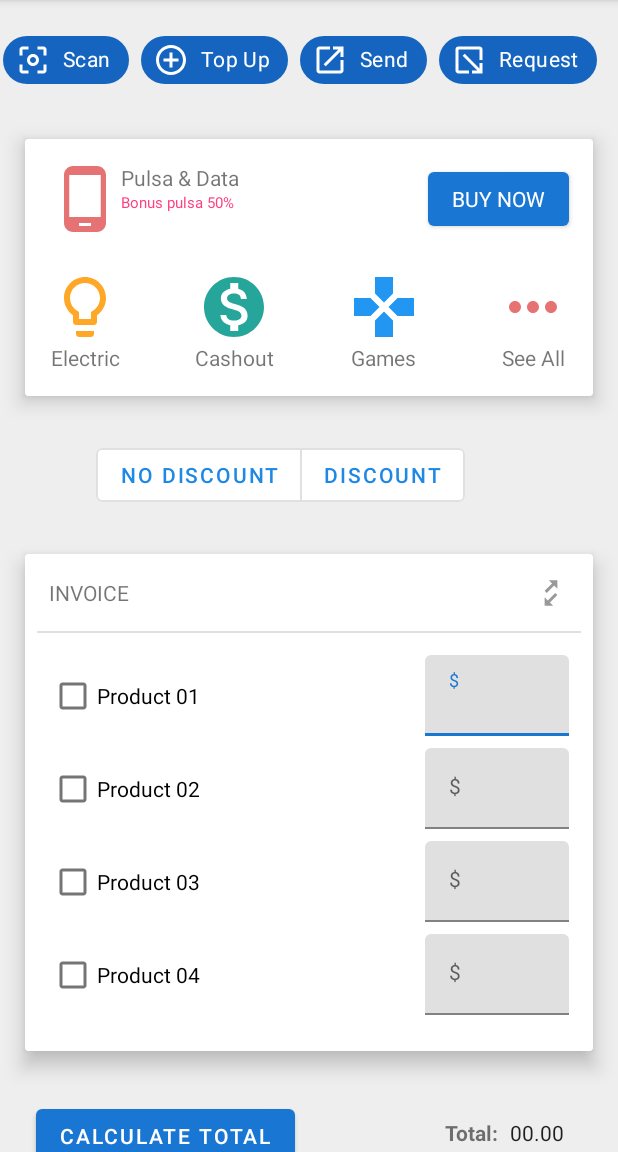
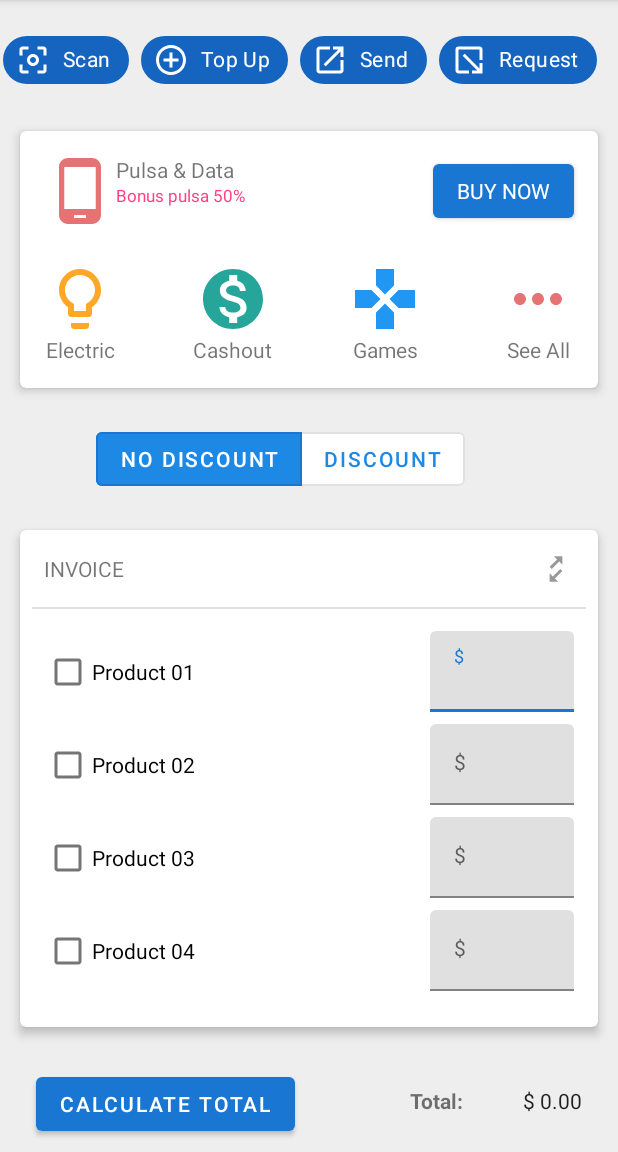
Before and after one commit to mamccorkle/UALR_MAD_F22_Assignment_5_Android_Layouts, an Android app: the screen it shows after launch (MainActivity), on a phone screen of 412 x 824 dp, the part 84-1236 px from its top. Run offline under Robolectric (Android 15) with nearby library versions, the phone set to English and light mode, and no system bars.

Commit message:
Commit - 202210172120
Updated README.md

(MainActivity.java) - Added listeners for all of the "clickable" items in the app for both inactive and those that are not. Also, added the calculateTotal function. Which, is used for both the toggle buttons and the calculate total button at the bottom of the activity

(strings.xml) - Added a couple of extra entries for inactive buttons and zero total warning.

```diff
--- a/app/src/main/res/layout/activity_main.xml
+++ b/app/src/main/res/layout/activity_main.xml
@@ -2,14 +2,10 @@
 <ScrollView
     xmlns:android="http://schemas.android.com/apk/res/android"
     xmlns:app="http://schemas.android.com/apk/res-auto"
-    xmlns:tools="http://schemas.android.com/tools"
     android:id="@+id/root_layout"
     android:layout_width="match_parent"
     android:layout_height="match_parent"
     android:background="@color/grey_200">
-
-    <!-- TODO 01. Define the layout for the MainActivity here. -->
-    <!-- NOTE: Remember that in order to include some GUI components you will have to use the Material library -->
 
     <androidx.constraintlayout.widget.ConstraintLayout
         android:layout_width="match_parent"
@@ -94,9 +90,9 @@
             android:layout_marginStart="@dimen/spacing_8_small"
             android:layout_marginTop="@dimen/spacing_8_medium"
             android:layout_marginEnd="8dp"
-            app:cardCornerRadius="@dimen/spacing_xsmall"
+            app:cardCornerRadius="@dimen/card_corner_radius"
 
-            app:cardElevation="@dimen/spacing_8_small"
+            app:cardElevation="@dimen/card_elevation"
 
             app:contentPadding="@dimen/spacing_8_small"
             app:layout_constraintEnd_toEndOf="parent"
@@ -146,7 +142,7 @@
                     android:layout_height="wrap_content"
                     android:text="@string/bonus_pulsa_50"
                     android:textColor="@color/colorAccent"
-                    android:textSize="10sp"
+                    android:textSize="11sp"
                     app:layout_constraintStart_toEndOf="@+id/ivPulseData"
                     app:layout_constraintTop_toBottomOf="@+id/tvPulseData" />
 
@@ -271,14 +267,16 @@
                     android:layout_width="wrap_content"
                     android:layout_height="wrap_content"
                     android:checked="true"
-                    android:text="@string/toggle_no_discount" />
+                    android:text="@string/toggle_no_discount"
+                    android:onClick="calculateTotal" />
 
                 <com.google.android.material.button.MaterialButton
                     android:id="@+id/btnDiscount"
                     style="@style/Button.Blue.Group"
                     android:layout_width="wrap_content"
                     android:layout_height="wrap_content"
-                    android:text="@string/toggle_discount" />
+                    android:text="@string/toggle_discount"
+                    android:onClick="calculateTotal" />
 
             </com.google.android.material.button.MaterialButtonToggleGroup>
 
@@ -293,8 +291,8 @@
             android:layout_marginStart="@dimen/spacing_8_small"
             android:layout_marginTop="@dimen/spacing_8_medium"
             android:layout_marginEnd="@dimen/spacing_8_small"
-            app:cardCornerRadius="@dimen/spacing_xsmall"
-            app:cardElevation="@dimen/spacing_8_small"
+            app:cardCornerRadius="@dimen/card_corner_radius"
+            app:cardElevation="@dimen/card_elevation"
 
             app:contentPadding="@dimen/spacing_8_small"
 
@@ -512,7 +510,7 @@
             app:layout_constraintTop_toBottomOf="@+id/cardViewInvoice">
 
             <com.google.android.material.button.MaterialButton
-                android:id="@+id/materialButton"
+                android:id="@+id/btnCalculateTotal"
                 android:layout_width="wrap_content"
                 android:layout_height="wrap_content"
                 android:layout_marginStart="@dimen/spacing_8_large"
@@ -527,14 +525,14 @@
             <TextView
                 android:id="@+id/tvSum"
                 style="@style/TextInputLayout.Blue"
-                android:layout_width="@dimen/spacing_8_xlarge2"
+                android:layout_width="@dimen/spacing_8_xxlarge2"
                 android:layout_height="@dimen/spacing_8_large"
                 android:layout_marginTop="@dimen/spacing_8_large"
                 android:layout_marginEnd="@dimen/spacing_8_large"
                 android:text="@string/_00_00"
 
 
-
+                android:textAlignment="textEnd"
                 app:layout_constraintEnd_toEndOf="parent"
                 app:layout_constraintTop_toTopOf="parent" />
 
@@ -545,6 +543,7 @@
                 android:layout_marginEnd="@dimen/spacing_8_small"
                 android:text="@string/calculate_total_text_view"
                 android:textStyle="bold"
+                android:textAlignment="textEnd"
                 app:layout_constraintBaseline_toBaselineOf="@+id/tvSum"
                 app:layout_constraintEnd_toStartOf="@+id/tvSum" />
 
--- a/app/src/main/res/values/dimens.xml
+++ b/app/src/main/res/values/dimens.xml
@@ -18,6 +18,7 @@
     <dimen name="spacing_8_xlarge">32sp</dimen>
     <dimen name="spacing_8_xlarge2">48sp</dimen>
     <dimen name="spacing_8_xxlarge">64sp</dimen>
+    <dimen name="spacing_8_xxlarge2">72sp</dimen>
     <dimen name="spacing_8_xxxlarge">96sp</dimen>
 
     <!--genaral spacing-->
--- a/app/src/main/res/values/strings.xml
+++ b/app/src/main/res/values/strings.xml
@@ -12,7 +12,7 @@
     <string name="invoice">INVOICE</string>
     <string name="calculate_total_btn">calculate total</string>
     <string name="calculate_total_text_view">Total:</string>
-    <string name="_00_00">00.00</string>
+    <string name="_00_00">$ 0.00</string>
     <string name="dollar_symbol">$</string>
     <string name="electric">Electric</string>
     <string name="cashout">Cashout</string>
@@ -23,4 +23,6 @@
     <string name="product03">Product 03</string>
     <string name="product04">Product 04</string>
     <string name="refresh">Refresh</string>
+    <string name="inactive">Sorry, this element is inactive due to a lack of funding..</string>
+    <string name="zero_value_warning">No product costs added or no products selected..</string>
 </resources>
```
Also changed, not shown: app/src/main/java/com/ualr/layoutassignment/MainActivity.java (+84 -4 lines), 1 other file.
